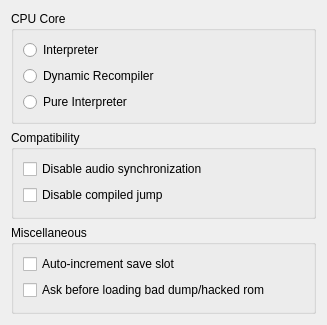
mupen64plus/mupen64plus-oldsvn, file main/gui_kde4/mainsettingswidget.ui: the form before one commit.
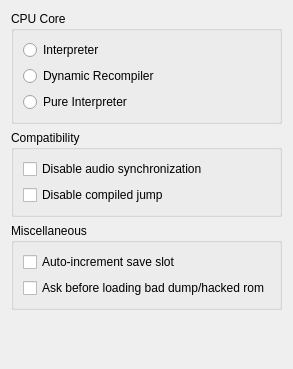
The form after the commit.

Commit message: Slightly nicer config dialog layout.

The edit to the form file:
```diff
--- a/main/gui_kde4/mainsettingswidget.ui
+++ b/main/gui_kde4/mainsettingswidget.ui
@@ -5,8 +5,8 @@
    <rect>
     <x>0</x>
     <y>0</y>
-    <width>327</width>
-    <height>325</height>
+    <width>291</width>
+    <height>369</height>
    </rect>
   </property>
   <property name="windowTitle" >
@@ -89,6 +89,19 @@
      </layout>
     </widget>
    </item>
+   <item>
+    <spacer name="verticalSpacer" >
+     <property name="orientation" >
+      <enum>Qt::Vertical</enum>
+     </property>
+     <property name="sizeHint" stdset="0" >
+      <size>
+       <width>20</width>
+       <height>40</height>
+      </size>
+     </property>
+    </spacer>
+   </item>
   </layout>
  </widget>
  <resources/>
```
